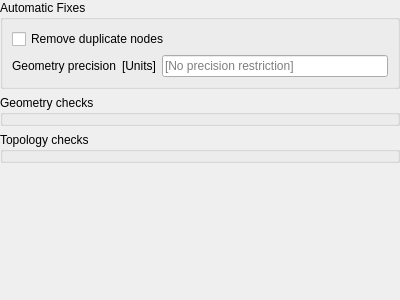
Above: src/ui/qgsvectorlayerdigitizingproperties.ui from qgis/QGIS before the change. Below: the same form after it.
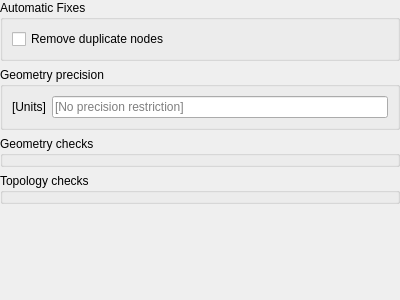
That is the form after the change. Custom widgets are drawn as their Qt base class.

Commit message:
[UI] Vector layer digitizing properties
Improve readability of the precision field.

Diff of the .ui file:
```diff
--- a/src/ui/qgsvectorlayerdigitizingproperties.ui
+++ b/src/ui/qgsvectorlayerdigitizingproperties.ui
@@ -69,17 +69,16 @@
             </property>
            </widget>
           </item>
-          <item row="1" column="0">
-           <widget class="QLabel" name="label">
-            <property name="toolTip">
-             <string>&lt;html&gt;&lt;head/&gt;&lt;body&gt;&lt;p&gt;The geometry precision defines the maximum precision to of geometry coordinates that should be stored on this layer. A snap to grid algorithm will be applied on every geometry entering this layer, resulting in coordinates being rounded to multiples of this value. The operation is applied in this layer's coordinate reference system.&lt;/p&gt;&lt;/body&gt;&lt;/html&gt;</string>
-            </property>
-            <property name="text">
-             <string>Geometry precision</string>
-            </property>
-           </widget>
-          </item>
-          <item row="1" column="1">
+         </layout>
+        </widget>
+       </item>
+       <item>
+        <widget class="QGroupBox" name="groupBox">
+         <property name="title">
+          <string>Geometry precision</string>
+         </property>
+         <layout class="QGridLayout" name="gridLayout_2">
+          <item row="0" column="0">
            <layout class="QHBoxLayout" name="horizontalLayout_11" stretch="0,0">
             <item>
              <widget class="QLabel" name="mPrecisionUnitsLabel">
```
